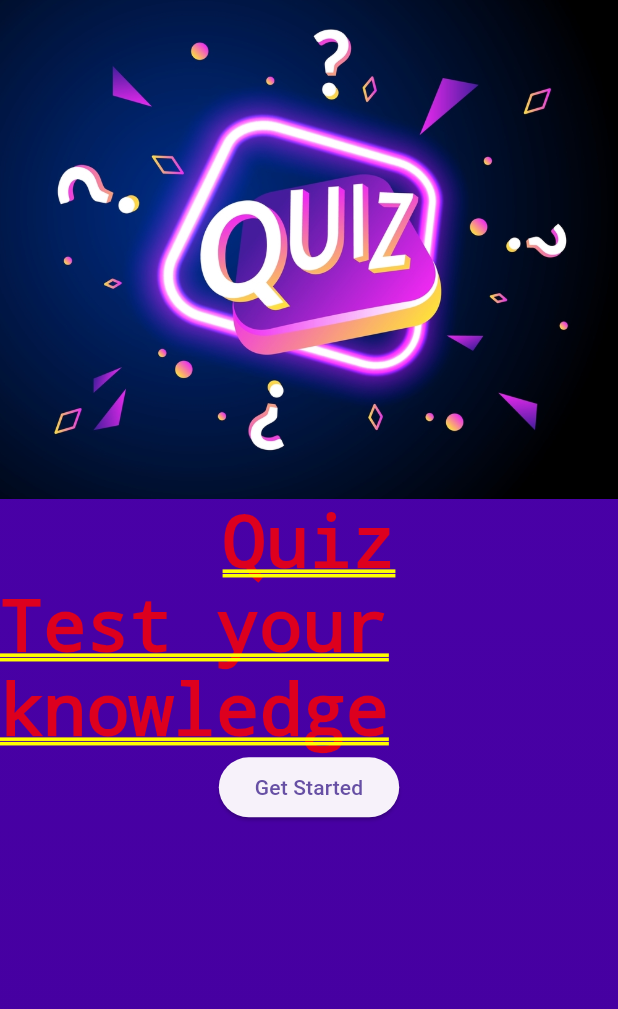
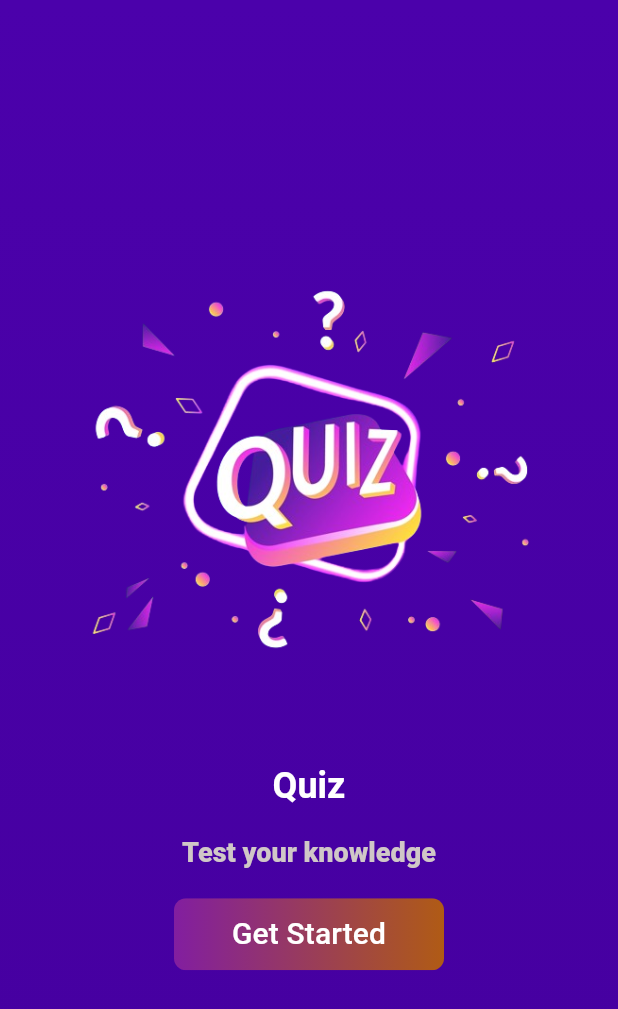
Before and after one commit to Lizdev-05/quiz_app, a Flutter app: the screen it shows after launch, on a phone screen of 412 x 824 dp. Shown: the top 1009 px of the screen. Run offline on Flutter 3.47's test engine with Material 3 defaults, Android fonts, the phone set to English and light mode, and no system bars; our stand-ins replace google_fonts.

Commit message:
Complete splash screen mockup

```diff
--- a/lib/splash_screen.dart
+++ b/lib/splash_screen.dart
@@ -1,4 +1,5 @@
 import 'package:flutter/material.dart';
+import 'package:google_fonts/google_fonts.dart';
 
 class SplashScreen extends StatelessWidget {
   const SplashScreen({super.key});
@@ -6,6 +7,7 @@ class SplashScreen extends StatelessWidget {
   @override
   Widget build(BuildContext context) {
     return MaterialApp(
+      debugShowCheckedModeBanner: false,
       home: Container(
         decoration: const BoxDecoration(
           gradient: LinearGradient(colors: [
@@ -13,15 +15,54 @@ class SplashScreen extends StatelessWidget {
             Color.fromARGB(255, 69, 0, 159)
           ], begin: Alignment.topCenter, end: Alignment.bottomCenter),
         ),
-        child: Column(children: [
-          Image.asset("images/quiz.jpeg"),
-          Text(
-            "Quiz",
-            style: google,
-          ),
-          Text("Test your knowledge"),
-          ElevatedButton(onPressed: () {}, child: Text("Get Started"))
-        ]),
+        child: SafeArea(
+          child: Column(mainAxisAlignment: MainAxisAlignment.center, children: [
+            Image.asset(
+              "images/quizz.png",
+              width: 350,
+            ),
+            const SizedBox(height: 50),
+            Text(
+              "Quiz",
+              style: GoogleFonts.roboto(
+                  decoration: TextDecoration.none,
+                  color: Colors.white,
+                  fontSize: 24,
+                  fontWeight: FontWeight.bold),
+            ),
+            const SizedBox(height: 20),
+            Text(
+              "Test your knowledge",
+              style: GoogleFonts.roboto(
+                decoration: TextDecoration.none,
+                color: const Color.fromARGB(255, 208, 199, 199),
+                fontSize: 18,
+              ),
+            ),
+            const SizedBox(height: 20),
+            ClipRRect(
+              borderRadius: BorderRadiusDirectional.circular(8),
+              child: Container(
+                // padding: EdgeInsets.symmetric(vertical: 0, horizontal: 40),
+                width: 180,
+                decoration: const BoxDecoration(
+                  gradient: LinearGradient(colors: [
+                    Color.fromARGB(255, 130, 30, 160),
+                    Color.fromARGB(255, 176, 91, 21)
+                  ], begin: Alignment.bottomLeft, end: Alignment.bottomRight),
+                ),
+                child: TextButton(
+                  onPressed: () {},
+                  child: Text(
+                    "Get Started",
+                    style:
+                        GoogleFonts.roboto(color: Colors.white, fontSize: 20),
+                  ),
+                ),
+              ),
+            )
+          ]),
+        ),
       ),
     );
   }
--- a/pubspec.yaml
+++ b/pubspec.yaml
@@ -34,6 +34,7 @@ dependencies:
   # The following adds the Cupertino Icons font to your application.
   # Use with the CupertinoIcons class for iOS style icons.
   cupertino_icons: ^1.0.2
+  google_fonts: ^6.1.0
 
 dev_dependencies:
   flutter_test:
@@ -58,7 +59,7 @@ flutter:
 
   # To add assets to your application, add an assets section, like this:
   assets:
-    - images/quiz.jpeg
+    - images/quizz.png
   #   - images/a_dot_ham.jpeg
 
   # An image asset can refer to one or more resolution-specific "variants", see
```
Also changed, not shown: images/quizz.png (added), pubspec.lock, 7 other files.
